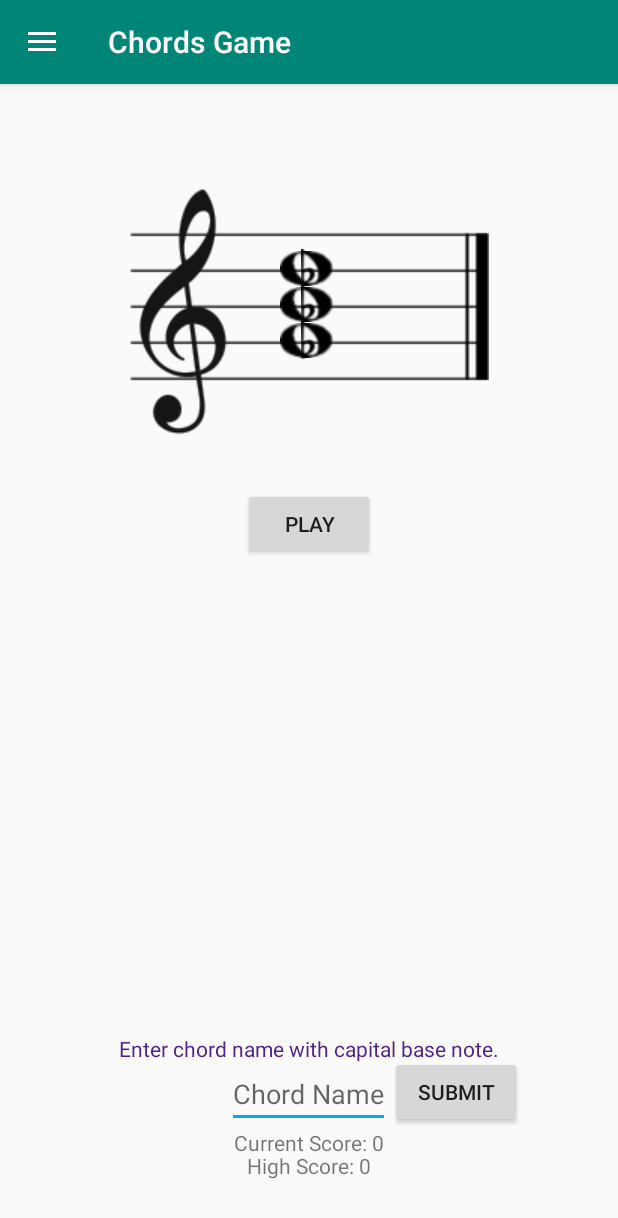
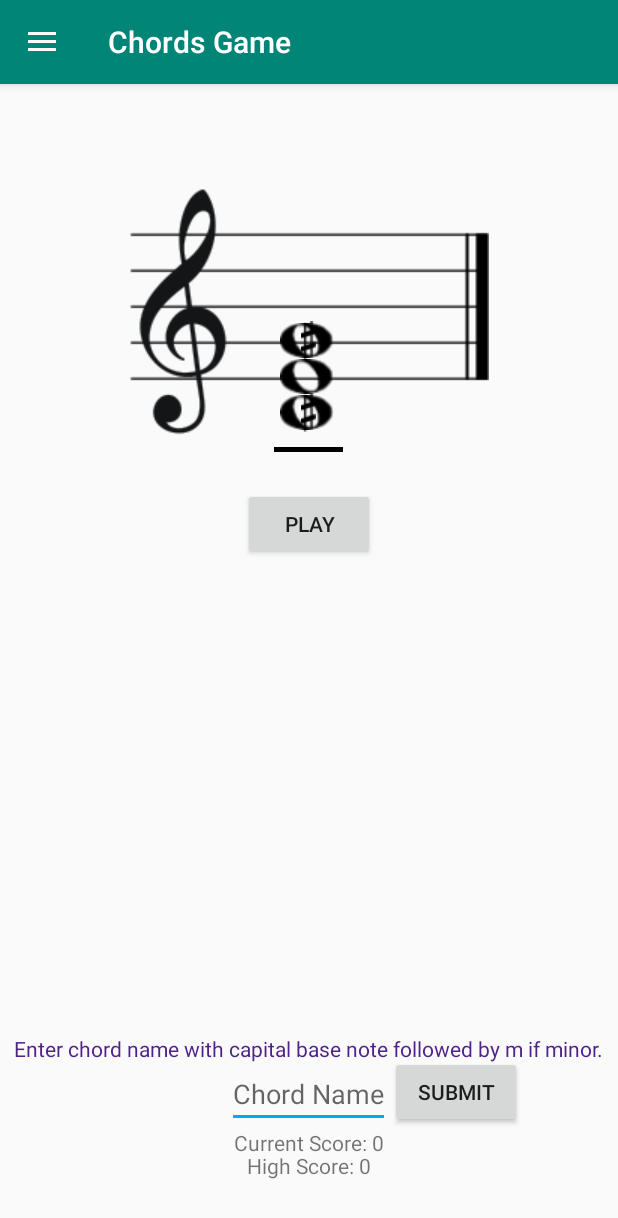
Before and after one commit to ZachJiroun/MusicTheory, an Android app: the ChordsGame screen opened directly, with no data from a screen before it, after a tap on "PLAY", on a phone screen of 412 x 824 dp. Shown: the top 1218 px of the screen. Run offline under Robolectric (Android 15) with nearby library versions, the phone set to English and light mode, and no system bars.

Commit message:
alskdjf;laksjdf

```diff
--- a/app/src/main/java/cmsc436/com/musictheory/ChordFlat.java
+++ b/app/src/main/java/cmsc436/com/musictheory/ChordFlat.java
@@ -21,7 +21,7 @@ public class ChordFlat extends android.support.v4.app.Fragment {
 
         Bundle bundle = this.getArguments();
         View view = inflater.inflate(R.layout.chord_flat, container, false);
-        RelativeLayout.LayoutParams layoutParams = new RelativeLayout.LayoutParams(350, bundle.getInt("height"));
+        RelativeLayout.LayoutParams layoutParams = new RelativeLayout.LayoutParams(250, bundle.getInt("height"));
         view.setLayoutParams(layoutParams);
 
         return view;
--- a/app/src/main/java/cmsc436/com/musictheory/ChordLedger.java
+++ b/app/src/main/java/cmsc436/com/musictheory/ChordLedger.java
@@ -20,7 +20,7 @@ public class ChordLedger extends android.support.v4.app.Fragment {
 
         Bundle bundle = this.getArguments();
         View view = inflater.inflate(R.layout.chord_ledger, container, false);
-        RelativeLayout.LayoutParams layoutParams = new RelativeLayout.LayoutParams(550, bundle.getInt("height"));
+        RelativeLayout.LayoutParams layoutParams = new RelativeLayout.LayoutParams(385, bundle.getInt("height"));
         //RelativeLayout.LayoutParams layoutParams = new RelativeLayout.LayoutParams(432, getResources().getInteger(R.integer.bottom_ledger));
         view.setLayoutParams(layoutParams);
 
--- a/app/src/main/java/cmsc436/com/musictheory/ChordSharp.java
+++ b/app/src/main/java/cmsc436/com/musictheory/ChordSharp.java
@@ -21,7 +21,7 @@ public class ChordSharp extends android.support.v4.app.Fragment {
 
         Bundle bundle = this.getArguments();
         View view = inflater.inflate(R.layout.chord_sharp, container, false);
-        RelativeLayout.LayoutParams layoutParams = new RelativeLayout.LayoutParams(350, bundle.getInt("height"));
+        RelativeLayout.LayoutParams layoutParams = new RelativeLayout.LayoutParams(250, bundle.getInt("height"));
         view.setLayoutParams(layoutParams);
 
         return view;
--- a/app/src/main/java/cmsc436/com/musictheory/ChordsGame.java
+++ b/app/src/main/java/cmsc436/com/musictheory/ChordsGame.java
@@ -246,7 +246,7 @@ public class ChordsGame extends AppCompatActivity
                     frag_3.remove(prev3).commit();
                 }
 
-                int scale_type = generateInterval(0, 1);
+                int scale_type = generateInterval(0, 2);
 //                int scale_type = 1;
                 if (scale_type == 0) {
 
@@ -343,7 +343,7 @@ public class ChordsGame extends AppCompatActivity
                         Bundle first_ledge = new Bundle();
                         ChordLedger ledge = new ChordLedger();
                         FragmentTransaction ledgeFrag = fragmentManager.beginTransaction();
-                        int ledger_height = getResources().getInteger(R.integer.bot_chord_ledger);
+                        int ledger_height = getResources().getInteger(R.integer.bot_chord_ledger) - 550;
                         first_ledge.putInt("height", ledger_height);
                         ledge.setArguments(first_ledge);
                         ledgeFrag.add(R.id.fragment_container, ledge, "LEDGE");
@@ -360,6 +360,7 @@ public class ChordsGame extends AppCompatActivity
 
                     String note_name_key = minor_map.get(rand);
                     check_answer = note_name_key.replaceAll("[0-9]","");
+                    check_answer= check_answer.concat("m");
                     String chord[] = min_chord_map.get(note_name_key).split(" ");
                     Log.d("chord name1", chord[0]);
                     Log.d("chord name1", chord[1]);
@@ -454,7 +455,7 @@ public class ChordsGame extends AppCompatActivity
                         Bundle first_ledge = new Bundle();
                         ChordLedger ledge = new ChordLedger();
                         FragmentTransaction ledgeFrag = fragmentManager.beginTransaction();
-                        int ledger_height = getResources().getInteger(R.integer.bot_chord_ledger);
+                        int ledger_height = getResources().getInteger(R.integer.bot_chord_ledger) - 550;
                         first_ledge.putInt("height", ledger_height);
                         ledge.setArguments(first_ledge);
                         ledgeFrag.add(R.id.fragment_container, ledge, "LEDGE");
--- a/app/src/main/java/cmsc436/com/musictheory/FlatFragment.java
+++ b/app/src/main/java/cmsc436/com/musictheory/FlatFragment.java
@@ -22,7 +22,7 @@ public class FlatFragment extends android.support.v4.app.Fragment {
 
         Bundle bundle = this.getArguments();
         View view = inflater.inflate(R.layout.flat_fragment, container, false);
-        RelativeLayout.LayoutParams layoutParams = new RelativeLayout.LayoutParams(350, bundle.getInt("height") + 90);
+        RelativeLayout.LayoutParams layoutParams = new RelativeLayout.LayoutParams(300, bundle.getInt("height") + 70);
         view.setLayoutParams(layoutParams);
 
         return view;
--- a/app/src/main/java/cmsc436/com/musictheory/NoteDownFragment.java
+++ b/app/src/main/java/cmsc436/com/musictheory/NoteDownFragment.java
@@ -21,7 +21,7 @@ public class NoteDownFragment extends android.support.v4.app.Fragment {
 
         Bundle bundle = this.getArguments();
         View view = inflater.inflate(R.layout.note_down_fragment, container, false);
-        RelativeLayout.LayoutParams layoutParams = new RelativeLayout.LayoutParams(480, bundle.getInt("height") + 240);
+        RelativeLayout.LayoutParams layoutParams = new RelativeLayout.LayoutParams(480, bundle.getInt("height")+155);
         view.setLayoutParams(layoutParams);
 
         return view;
--- a/app/src/main/java/cmsc436/com/musictheory/NoteUpFragment.java
+++ b/app/src/main/java/cmsc436/com/musictheory/NoteUpFragment.java
@@ -25,7 +25,7 @@ public class NoteUpFragment extends android.support.v4.app.Fragment {
 
         Bundle bundle = this.getArguments();
         View view = inflater.inflate(R.layout.note_up_fragment, container, false);
-        RelativeLayout.LayoutParams layoutParams = new RelativeLayout.LayoutParams(480, bundle.getInt("height"));
+        RelativeLayout.LayoutParams layoutParams = new RelativeLayout.LayoutParams(700, bundle.getInt("height"));
         view.setLayoutParams(layoutParams);
 
         return view;
--- a/app/src/main/java/cmsc436/com/musictheory/SharpFragment.java
+++ b/app/src/main/java/cmsc436/com/musictheory/SharpFragment.java
@@ -21,7 +21,7 @@ public class SharpFragment extends android.support.v4.app.Fragment {
 
         Bundle bundle = this.getArguments();
         View view = inflater.inflate(R.layout.sharp_fragment, container, false);
-        RelativeLayout.LayoutParams layoutParams = new RelativeLayout.LayoutParams(350, bundle.getInt("height") + 95);
+        RelativeLayout.LayoutParams layoutParams = new RelativeLayout.LayoutParams(300, bundle.getInt("height") + 70);
         view.setLayoutParams(layoutParams);
 
         return view;
--- a/app/src/main/res/layout/activity_rhythm_reference.xml
+++ b/app/src/main/res/layout/activity_rhythm_reference.xml
@@ -34,9 +34,7 @@
             android:layout_height="125dp"
             android:layout_marginTop="5dp"
             android:layout_marginLeft="15dp"
-            android:layout_marginRight="15dp"
-            android:elevation="8dp"
-            android:translationZ="8dp" />
+            android:layout_marginRight="15dp" />
 
     <GridLayout xmlns:android="http://schemas.android.com/apk/res/android"
         xmlns:tools="http://schemas.android.com/tools"
--- a/app/src/main/res/layout/chord_game_layout.xml
+++ b/app/src/main/res/layout/chord_game_layout.xml
@@ -34,7 +34,7 @@
         <TextView
             android:layout_width="wrap_content"
             android:layout_height="wrap_content"
-            android:text="Enter chord name with capital base note."
+            android:text="Enter chord name with capital base note followed by m if minor."
             android:id="@+id/textView2"
             android:layout_alignParentBottom="true"
             android:layout_centerHorizontal="true"
--- a/app/src/main/res/layout/content_notes.xml
+++ b/app/src/main/res/layout/content_notes.xml
@@ -9,7 +9,8 @@
     android:paddingRight="@dimen/activity_horizontal_margin"
     android:paddingTop="@dimen/activity_vertical_margin"
     app:layout_behavior="@string/appbar_scrolling_view_behavior"
-    tools:context=".NotesActivity">
+    tools:context=".NotesActivity"
+    android:clickable="false">
 
     <ImageView
         android:layout_width="wrap_content"
@@ -75,6 +76,7 @@
         android:layout_marginBottom="72dp"
         android:id="@+id/editText"
         android:textColor="#4f218b"
+        android:hint="Note"
         android:clickable="true"
         android:layout_alignEnd="@+id/noteTitle"
         android:layout_toEndOf="@+id/st"
--- a/app/src/main/res/layout/rhythm_fragment.xml
+++ b/app/src/main/res/layout/rhythm_fragment.xml
@@ -3,7 +3,7 @@
     android:layout_width="wrap_content"
     android:layout_height="125dp"
     tools:context=".rhythm.RhythmFragment"
-    android:background="#efefef">
+    android:background="#f9f8f8">
 
     <!-- TODO: Update blank fragment layout -->
 
--- a/app/src/main/res/values/integers.xml
+++ b/app/src/main/res/values/integers.xml
@@ -1,6 +1,6 @@
 <?xml version="1.0" encoding="utf-8"?>
 <resources>
-    <integer name="bottom_ledger">1865</integer>
-    <integer name="top_ledger">260</integer>
-    <integer name="bot_chord_ledger">2200</integer>
+    <integer name="bottom_ledger">1200</integer>
+    <integer name="top_ledger">140</integer>
+    <integer name="bot_chord_ledger">2000</integer>
 </resources>
```
Also changed, not shown: app/src/main/java/cmsc436/com/musictheory/NotesActivity.java (+5 -4 lines).
